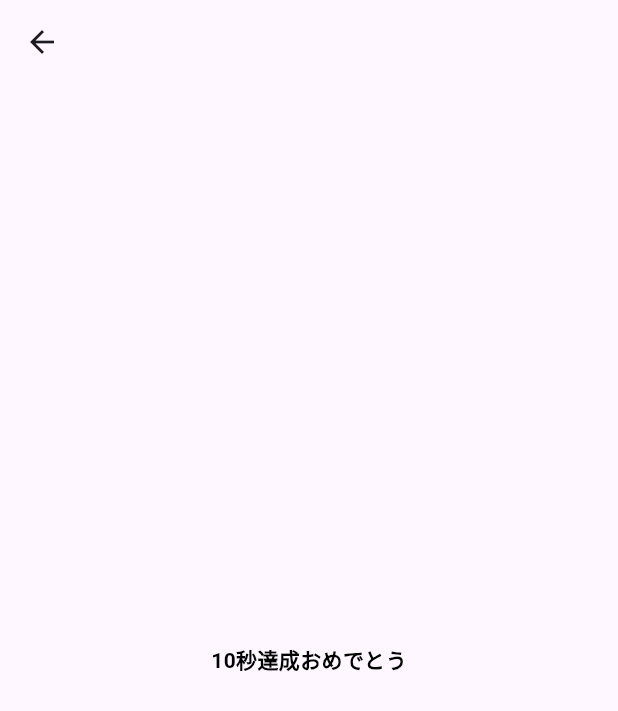
After one commit to inoyoh/timer, a Flutter app: the NextPage screen opened directly, on a phone screen of 412 x 824 dp. The commit adds this screen. Shown: the top 711 px of the screen. Run offline on Flutter 3.47's test engine with Material 3 defaults, Android fonts, the phone set to English and light mode, and no system bars.

Commit message:
10秒経過したら画面遷移する

```diff
--- /dev/null
+++ b/lib/nextpage.dart
@@ -0,0 +1,21 @@
+import 'package:flutter/material.dart';
+
+class NextPage extends StatelessWidget {
+  const NextPage({super.key});
+
+  @override
+  Widget build(BuildContext context) {
+    return Scaffold(
+      appBar: AppBar(),
+      body: Center(
+        child: Text(
+            '10秒達成おめでとう',
+            style: TextStyle(
+              fontWeight: FontWeight.bold,
+              color: Colors.black,
+            ),
+        ),
+      ),
+    );
+  }
+}
```
Also changed, not shown: lib/main.dart (+13 -2 lines).
